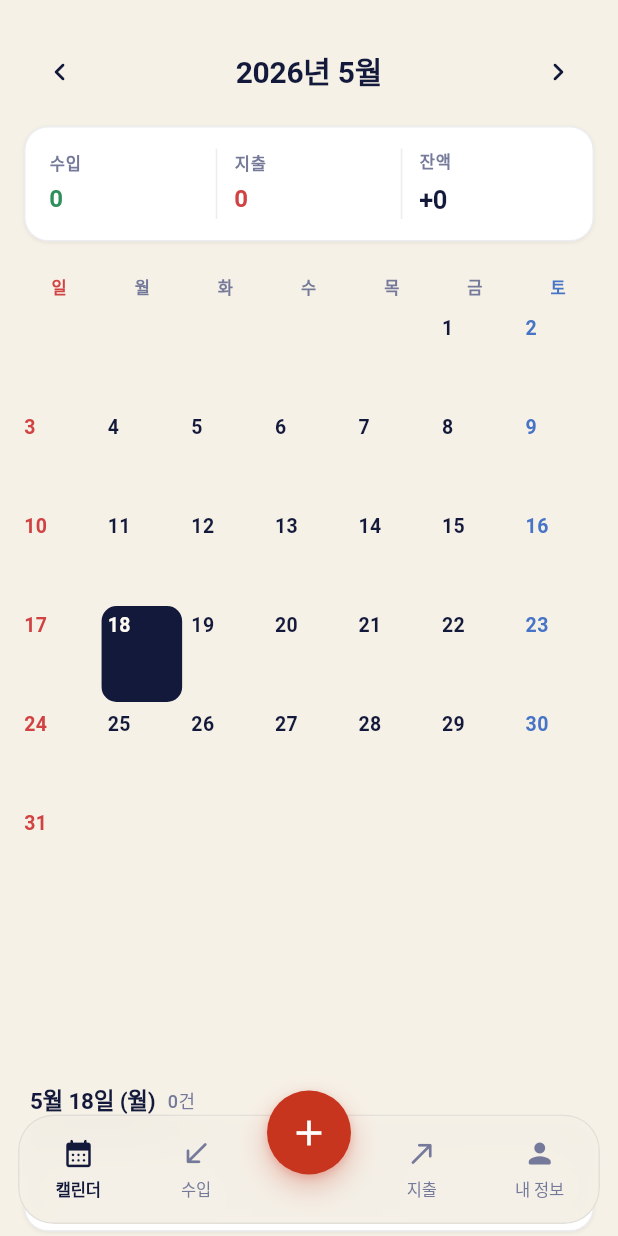
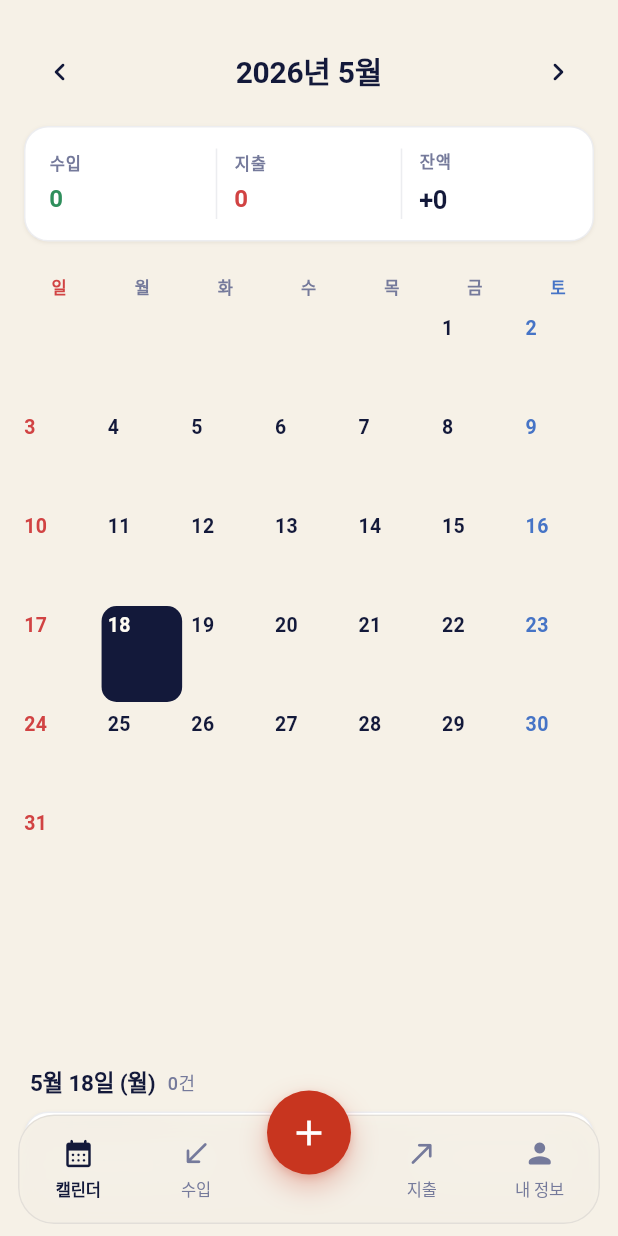
Before and after one commit to Dev-HyunSang/my-account-book-app, a Flutter app: the screen it shows after launch, on a phone screen of 412 x 824 dp. Run offline on Flutter 3.47's test engine with Material 3 defaults, Android fonts, the phone set to English and light mode, and no system bars; our stand-ins replace shared_preferences.

Commit message:
style(calendar): tighten gap above day-detail section
Co-Authored-By: Claude Opus 4.7 <noreply@anthropic.com>

```diff
--- a/lib/screens/calendar_screen.dart
+++ b/lib/screens/calendar_screen.dart
@@ -212,7 +212,7 @@ class _CalendarScreenState extends State<CalendarScreen> {
 
   Widget _detailHeader(int count) {
     return Padding(
-      padding: const EdgeInsets.fromLTRB(20, 16, 20, 12),
+      padding: const EdgeInsets.fromLTRB(20, 4, 20, 8),
       child: Row(
         crossAxisAlignment: CrossAxisAlignment.baseline,
         textBaseline: TextBaseline.alphabetic,
```
